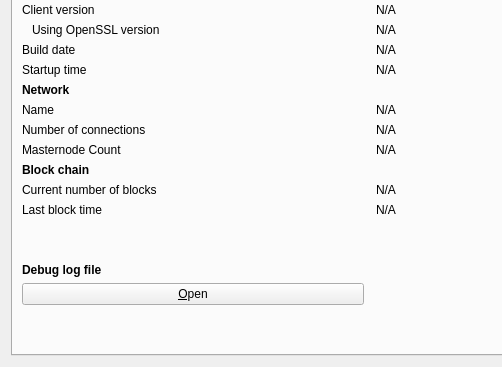
Qt form src/qt/forms/rpcconsole.ui (projectinterzone/tITZ) before a commit; both pictures show x 0 to 502 and y 83 to 450 of the 740 by 450 pixel window.
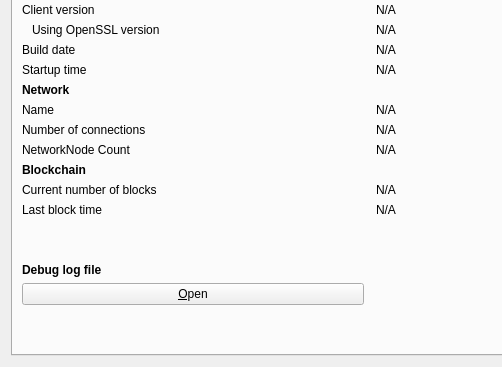
The same form after that commit. Icons and pictures are not drawn. Custom widgets are drawn as their Qt base class.

Patch:
```diff
--- a/src/qt/forms/rpcconsole.ui
+++ b/src/qt/forms/rpcconsole.ui
@@ -30,7 +30,7 @@
        <item row="9" column="0">
         <widget class="QLabel" name="label_4">
          <property name="text">
-          <string>Masternode Count</string>
+          <string>NetworkNode Count</string>
          </property>
         </widget>
        </item>
@@ -331,7 +331,7 @@
           </font>
          </property>
          <property name="text">
-          <string>Block chain</string>
+          <string>Blockchain</string>
          </property>
         </widget>
        </item>
```
